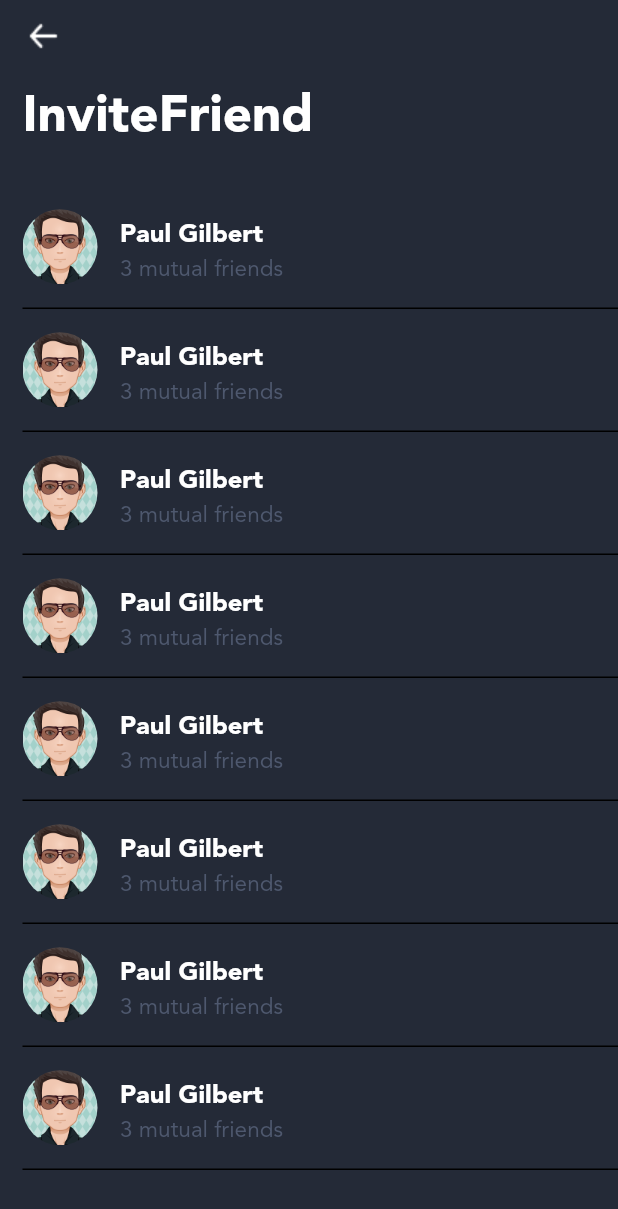
After one commit to tuconghieu1998/new_feeds, a Flutter app: the screen it shows after launch, after a tap on "Invite Friends", on a phone screen of 412 x 824 dp. The commit adds this screen. Shown: the top 1209 px of the screen. Run offline on Flutter 3.47's test engine with Material 2 defaults, Android fonts, the phone set to English and light mode, and no system bars; our stand-ins replace dio, flutter_svg, image_gallery_saver, overlay_support; missing offline and left inert: dart:ffi; network calls fail.

Commit message:
invite friends

```diff
--- a/lib/all_screens.dart
+++ b/lib/all_screens.dart
@@ -7,6 +7,7 @@ import 'package:news_feed/modules/category/pages/dowload_file_demo.dart';
 import 'package:news_feed/modules/category/pages/list_category.dart';
 import 'package:news_feed/modules/main_app.dart';
 import 'package:news_feed/modules/message/pages/friend_page.dart';
+import 'package:news_feed/modules/message/pages/invite_friend_page.dart';
 
 class AllScreens extends StatefulWidget {
   const AllScreens({super.key});
@@ -59,6 +60,12 @@ class _AllScreensState extends State<AllScreens> {
               },
               child: const Text("Friends"),
             ),
+            ElevatedButton(
+              onPressed: () {
+                Navigator.of(context).pushNamed(InviteFriendPage.routeName);
+              },
+              child: const Text("Invite Friends"),
+            ),
           ]),
         ),
       ),
--- /dev/null
+++ b/lib/modules/message/pages/invite_friend_page.dart
@@ -0,0 +1,40 @@
+import 'package:flutter/material.dart';
+import 'package:flutter/src/widgets/container.dart';
+import 'package:flutter/src/widgets/framework.dart';
+import 'package:news_feed/common/widgets/stateless/top_bar_widget.dart';
+import 'package:news_feed/modules/message/widgets/invite_friend_item.dart';
+
+class InviteFriendPage extends StatefulWidget {
+  const InviteFriendPage({super.key});
+
+  static const String routeName = "/invite_friend";
+
+  @override
+  State<InviteFriendPage> createState() => _InviteFriendPageState();
+}
+
+class _InviteFriendPageState extends State<InviteFriendPage> {
+  @override
+  Widget build(BuildContext context) {
+    return Scaffold(
+      body: SafeArea(
+        child: Column(children: [
+          TopBarWidget(title: "InviteFriend"),
+          Expanded(
+            child: SingleChildScrollView(child:
+            Column(children: [
+              InviteFriendItem(),
+              InviteFriendItem(),
+              InviteFriendItem(),
+              InviteFriendItem(),
+              InviteFriendItem(),
+              InviteFriendItem(),
+              InviteFriendItem(),
+              InviteFriendItem(),
+            ],)
+            ))
+        ]),
+      ),
+    );
+  }
+}
--- /dev/null
+++ b/lib/modules/message/widgets/invite_friend_item.dart
@@ -0,0 +1,36 @@
+import 'package:flutter/cupertino.dart';
+import 'package:flutter/src/widgets/container.dart';
+import 'package:flutter/src/widgets/framework.dart';
+import 'package:news_feed/common/widgets/stateless/avatar.dart';
+import 'package:news_feed/common/widgets/stateless/divide.dart';
+import 'package:news_feed/themes/app_colors.dart';
+import 'package:news_feed/themes/styles_text.dart';
+
+class InviteFriendItem extends StatelessWidget {
+  const InviteFriendItem({super.key});
+
+  @override
+  Widget build(BuildContext context) {
+    return Padding(
+      padding: EdgeInsets.only(left: 15),
+      child: Column(children: [
+        Padding(
+          padding: const EdgeInsets.symmetric(vertical: 15),
+          child: Row(children: [
+            Avatar(size: 50,),
+            SizedBox(width: 15,),
+            Column(
+              crossAxisAlignment: CrossAxisAlignment.start,
+              children: [
+              Text("Paul Gilbert", style: AppStylesText.body17.copyWith(fontSize: 17),),
+              Text("3 mutual friends", style: AppStylesText.body15.copyWith(color: AppColor.unselectItems),)
+            ],),
+            Spacer(),
+
+          ],),
+        ),
+        Divide(height: 1,)
+      ]),
+    );
+  }
+}
--- a/lib/routes/routes.dart
+++ b/lib/routes/routes.dart
@@ -5,11 +5,13 @@ import 'package:news_feed/modules/category/pages/dowload_file_demo.dart';
 import 'package:news_feed/modules/category/pages/list_category.dart';
 import 'package:news_feed/modules/main_app.dart';
 import 'package:news_feed/modules/message/pages/friend_page.dart';
+import 'package:news_feed/modules/message/pages/invite_friend_page.dart';
 
 final Map<String, WidgetBuilder> routes = {
   CommonWidgetScreen.routeName: (context) => const CommonWidgetScreen(),
   MainApp.routeName: (context) => const MainApp(),
   FriendPage.routeName: (context) => const FriendPage(),
+  InviteFriendPage.routeName: (context) => const InviteFriendPage(),
   ListCategory.routeName: (context) => const ListCategory(),
   DownloadImgPage.routeName: (context) => const DownloadImgPage(),
   DownloadFileDemo.routeName: (context) => const DownloadFileDemo(),
```
